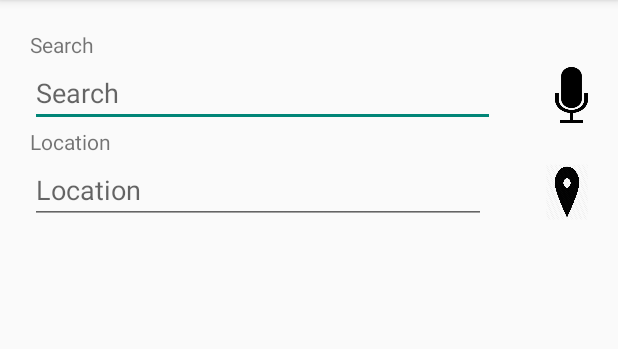
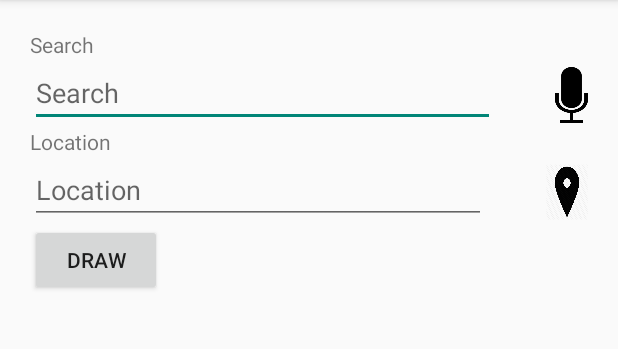
Before and after one commit to billy124/android-examples, an Android app: the layout main.xml on its own in the app's theme, with its tools: preview values and no code run, on a phone screen of 412 x 824 dp, the part 84-433 px from its top. Run offline under Robolectric (Android 15) with nearby library versions, the phone set to English and light mode, and no system bars.

Commit message:
change launch actitivty to main and also added buttn to launch draw

```diff
--- a/androidExamples/app/src/main/AndroidManifest.xml
+++ b/androidExamples/app/src/main/AndroidManifest.xml
@@ -15,10 +15,10 @@
 
 
         <activity
-            android:name=".DrawingActivity"
+            android:name=".MainActivity"
             android:label="@string/app_name" >
             <intent-filter>
-                <action android:name="android.intent.action.DRAWING" />
+                <action android:name="android.intent.action.MAIN" />
 
                 <category android:name="android.intent.category.LAUNCHER" />
             </intent-filter>
--- a/androidExamples/app/src/main/res/layout/main.xml
+++ b/androidExamples/app/src/main/res/layout/main.xml
@@ -57,5 +57,19 @@
             android:layout_width="28dp"
             android:layout_height="37dp"
             android:background="@drawable/location" />
+
+    </LinearLayout>
+
+    <LinearLayout xmlns:android="http://schemas.android.com/apk/res/android"
+        android:layout_height="wrap_content"
+        android:orientation="horizontal"
+        android:layout_width="fill_parent">
+
+        <Button
+            android:layout_width="wrap_content"
+            android:layout_height="wrap_content"
+            android:text="Draw"
+            android:id="@+id/btnDraw" />
+
     </LinearLayout>
 </LinearLayout>
```
Also changed, not shown: androidExamples/app/src/main/java/com/mycompany/myapp/MainActivity.java (+12 -3 lines).
